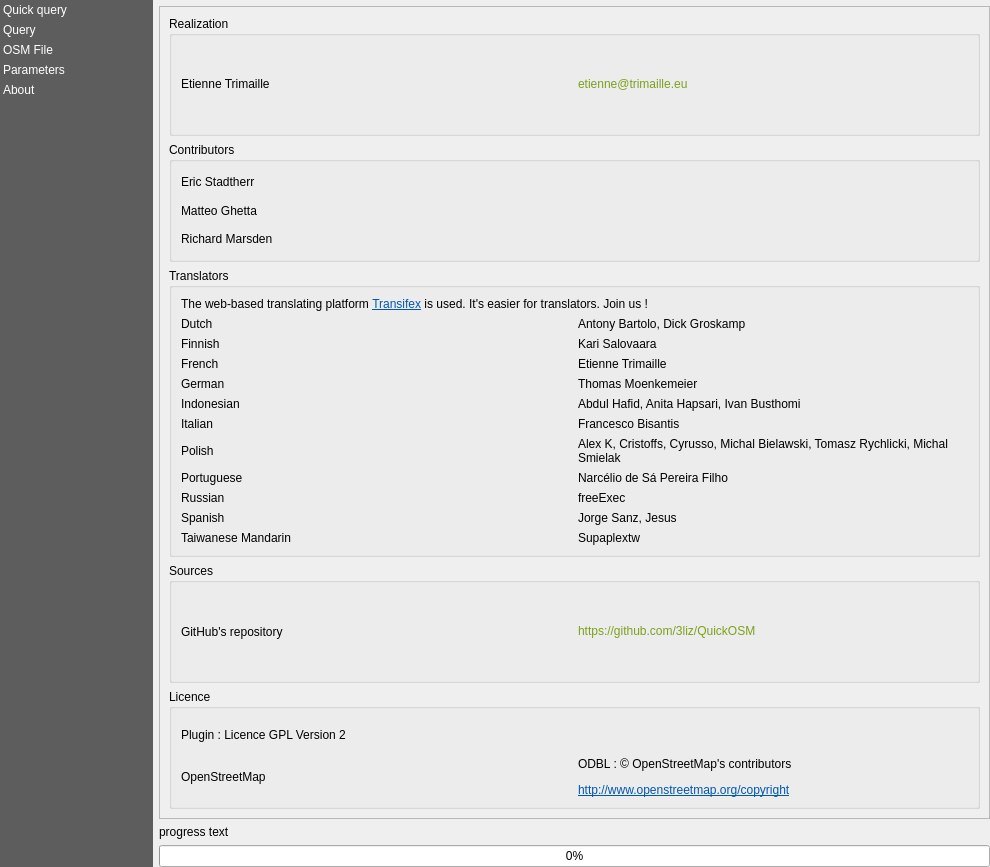
The window that QuickOSM/resources/ui/main_window.ui (3liz/QuickOSM) describes before a commit, drawn with Qt 5.
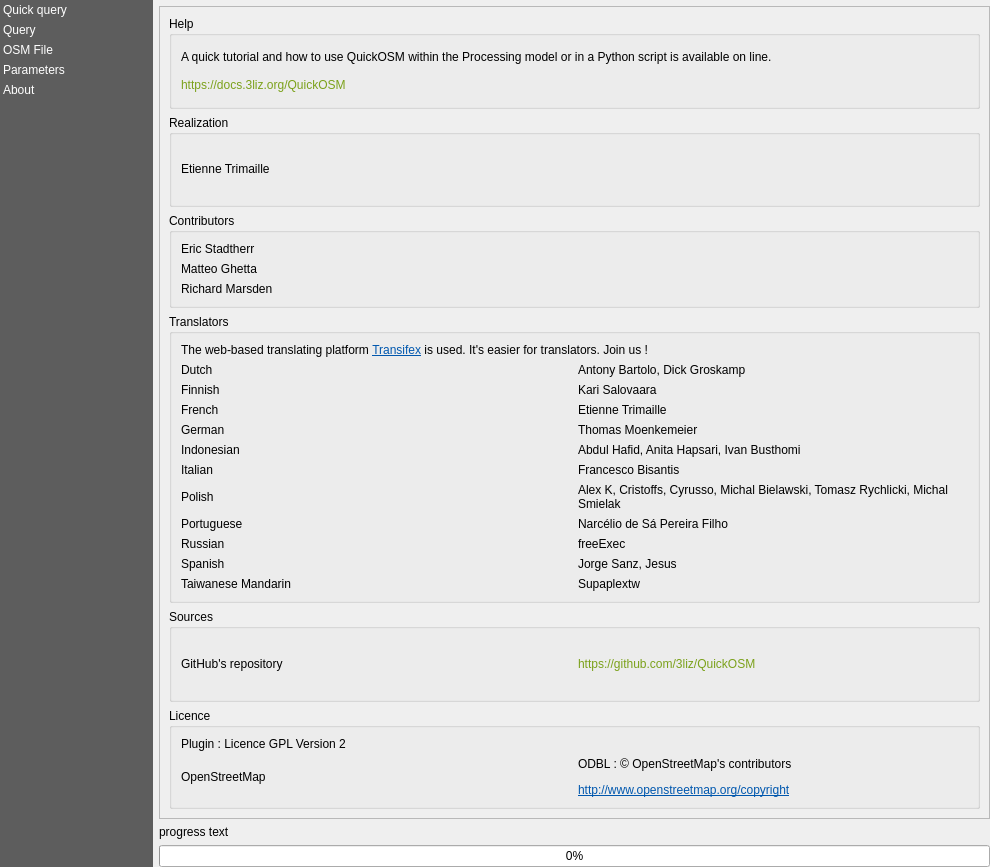
The same window after the commit. The open tabs and pages were chosen to show the change. Custom widgets are drawn as their Qt base class.

Commit message: UI - Add link to the online documentation

```diff
--- a/QuickOSM/resources/ui/main_window.ui
+++ b/QuickOSM/resources/ui/main_window.ui
@@ -1029,6 +1029,35 @@
            </widget>
            <widget class="QWidget" name="about_page">
             <layout class="QVBoxLayout" name="verticalLayout_4">
+             <item>
+              <widget class="QGroupBox" name="groupBox_5">
+               <property name="title">
+                <string>Help</string>
+               </property>
+               <layout class="QVBoxLayout" name="verticalLayout_15">
+                <item>
+                 <widget class="QLabel" name="label_14">
+                  <property name="text">
+                   <string>A quick tutorial and how to use QuickOSM within the Processing model or in a Python script is available on line.</string>
+                  </property>
+                  <property name="wordWrap">
+                   <bool>true</bool>
+                  </property>
+                 </widget>
+                </item>
+                <item>
+                 <widget class="QLabel" name="label_46">
+                  <property name="text">
+                   <string notr="true">&lt;a href=&quot;https://docs.3liz.org/QuickOSM&quot; style=&quot;color:#7BA11A;text-decoration:none;&quot;&gt;https://docs.3liz.org/QuickOSM&lt;/a&gt;</string>
+                  </property>
+                  <property name="openExternalLinks">
+                   <bool>true</bool>
+                  </property>
+                 </widget>
+                </item>
+               </layout>
+              </widget>
+             </item>
              <item>
               <widget class="QGroupBox" name="groupBox_2">
                <property name="title">
@@ -1056,16 +1085,6 @@
                     </property>
                    </widget>
                   </item>
-                  <item>
-                   <widget class="QLabel" name="label_14">
-                    <property name="text">
-                     <string notr="true">&lt;a href=&quot;mailto:etienne@trimaille.eu?subject=Plugin QuickOSM - About&quot; style=&quot;color:#7BA11A;text-decoration:none;&quot;&gt;etienne@trimaille.eu&lt;/a&gt;</string>
-                    </property>
-                    <property name="openExternalLinks">
-                     <bool>true</bool>
-                    </property>
-                   </widget>
-                  </item>
                  </layout>
                 </item>
                </layout>
```
Left out of the diff: 3 changed lines with no effect on the pictures.
